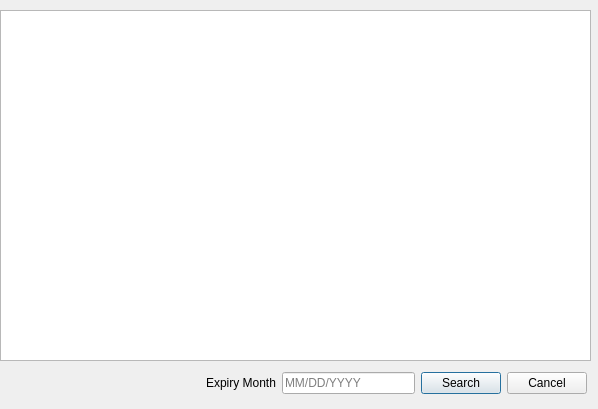
Above: membershipexpiry.ui from P4TOO/BulkClub-System before the change. Below: the same form after it.
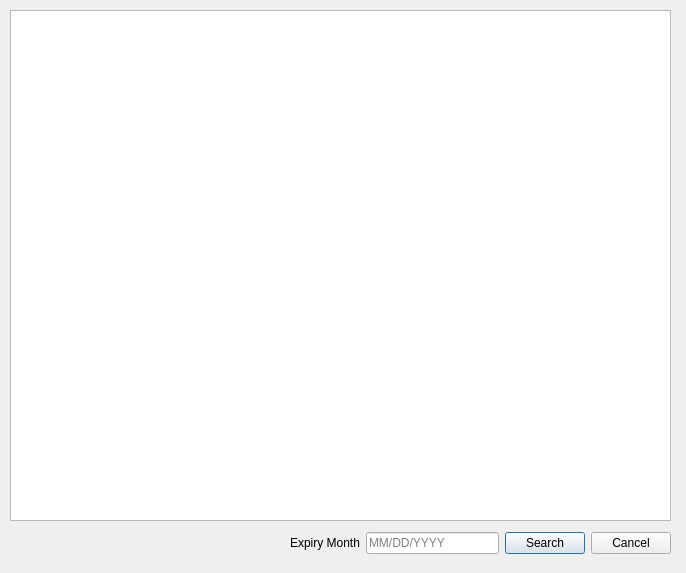
That is the form after the change.

```diff
--- a/membershipexpiry.ui
+++ b/membershipexpiry.ui
@@ -6,8 +6,8 @@
    <rect>
     <x>0</x>
     <y>0</y>
-    <width>598</width>
-    <height>409</height>
+    <width>686</width>
+    <height>573</height>
    </rect>
   </property>
   <property name="windowTitle">
@@ -16,8 +16,8 @@
   <widget class="QWidget" name="layoutWidget">
    <property name="geometry">
     <rect>
-     <x>206</x>
-     <y>370</y>
+     <x>290</x>
+     <y>530</y>
      <width>381</width>
      <height>26</height>
     </rect>
@@ -59,10 +59,10 @@
   <widget class="QTableView" name="tableView">
    <property name="geometry">
     <rect>
-     <x>0</x>
+     <x>10</x>
      <y>10</y>
-     <width>591</width>
-     <height>351</height>
+     <width>661</width>
+     <height>511</height>
     </rect>
    </property>
   </widget>
```
